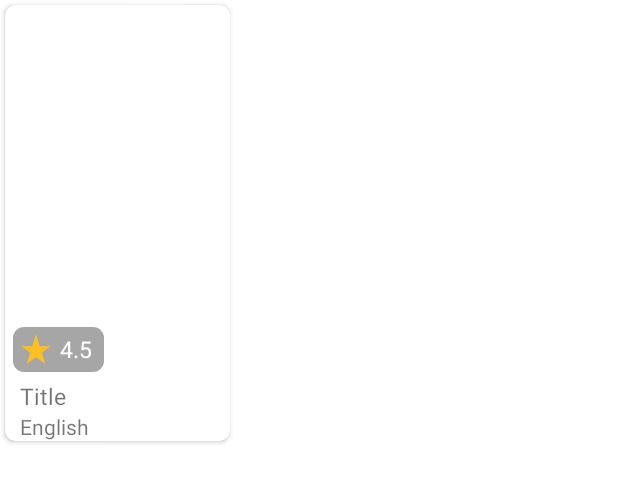
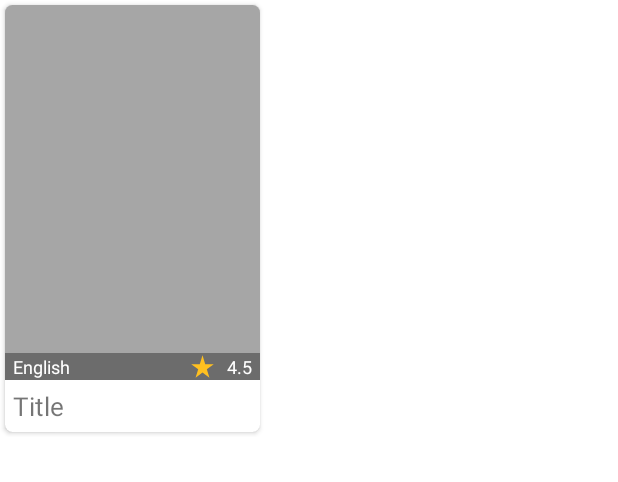
Before and after one commit to GurpreetKooner/The-MovieDB, an Android app: the layout item_movie.xml on its own in the app's theme, with its tools: preview values and no code run, on a phone screen of 412 x 824 dp. Shown: the top 482 px of the screen. Run offline under Robolectric (Android 15) with nearby library versions, the phone set to English and light mode, and no system bars; network calls fail.

Commit message:
movieClick implemented

```diff
--- a/app/src/main/java/com/example/themoviedb/data/model/NowPlaying.kt
+++ b/app/src/main/java/com/example/themoviedb/data/model/NowPlaying.kt
@@ -1,3 +1,4 @@
+// for NowPlaying and Upcoming Movies
 package com.example.themoviedb.data.model
 
 data class NowPlaying(
--- a/app/src/main/java/com/example/themoviedb/data/model/Popular.kt
+++ b/app/src/main/java/com/example/themoviedb/data/model/Popular.kt
@@ -1,3 +1,4 @@
+// for Popular and TopRated Movies
 package com.example.themoviedb.data.model
 
 data class Popular(
--- a/app/src/main/java/com/example/themoviedb/data/network/MoviesApi.kt
+++ b/app/src/main/java/com/example/themoviedb/data/network/MoviesApi.kt
@@ -11,6 +11,9 @@ interface MoviesApi {
 
     @GET("movie/now_playing?api_key=a01b3ea3824e74e88149e0f4e9818855&page=1&region=IN")
     suspend fun getNowPlayingMovies(): Response<NowPlaying>
+
+    @GET("movie/upcoming?api_key=a01b3ea3824e74e88149e0f4e9818855&page=1&region=IN")
+    suspend fun getUpcomingMovies(): Response<NowPlaying>
 
     @GET("movie/popular?api_key=a01b3ea3824e74e88149e0f4e9818855&page=1&region=IN")
     suspend fun getPopularMovies(): Response<Popular>
--- a/app/src/main/java/com/example/themoviedb/data/repositories/MoviesRepository.kt
+++ b/app/src/main/java/com/example/themoviedb/data/repositories/MoviesRepository.kt
@@ -6,6 +6,7 @@ class MoviesRepository(
     private val api: MoviesApi
 ) : SafeApiRequest() {
     suspend fun getNowPlayingMovies() = apiRequest { api.getNowPlayingMovies() }
+    suspend fun getUpcomingMovies() = apiRequest { api.getUpcomingMovies() }
     suspend fun getPopular() = apiRequest { api.getPopularMovies() }
     suspend fun getTopRated() = apiRequest { api.getTopRatedMovies() }
 }
--- a/app/src/main/java/com/example/themoviedb/ui/MoviesAdapter.kt
+++ b/app/src/main/java/com/example/themoviedb/ui/MoviesAdapter.kt
@@ -9,7 +9,8 @@ import com.example.themoviedb.data.model.Result
 import com.example.themoviedb.databinding.ItemMovieBinding
 
 class MoviesAdapter(
-    private val movies: List<Result>
+    private val movies: List<Result>,
+    private val listener: MovieClickListener
 ) : RecyclerView.Adapter<MoviesAdapter.MoviesViewHolder>() {
     inner class MoviesViewHolder(
         val itemMovieBinding: ItemMovieBinding
@@ -28,6 +29,7 @@ class MoviesAdapter(
 
     override fun onBindViewHolder(holder: MoviesViewHolder, position: Int) {
         holder.itemMovieBinding.movie = movies[position]
+        holder.itemMovieBinding.root.setOnClickListener { listener.onMovieClickListener(holder.itemMovieBinding.root, movies[position]) }
     }
 
     override fun getItemCount(): Int {
--- a/app/src/main/res/drawable/background_black_tint.xml
+++ b/app/src/main/res/drawable/background_black_tint.xml
@@ -1,12 +1,5 @@
 <?xml version="1.0" encoding="utf-8"?>
-<shape
-    android:shape = "rectangle"
-    xmlns:android = "http://schemas.android.com/apk/res/android" >
-
-    <corners
-        android:radius="7dp"/>
-
-    <solid
-        android:color="#59000000">
-    </solid>
+<shape xmlns:android="http://schemas.android.com/apk/res/android"
+    android:shape="rectangle">
+    <solid android:color="#59000000"></solid>
 </shape>
--- a/app/src/main/res/layout/item_movie.xml
+++ b/app/src/main/res/layout/item_movie.xml
@@ -18,83 +18,82 @@
             android:layout_width="wrap_content"
             android:layout_height="wrap_content"
             android:layout_margin="3dp"
-            app:cardCornerRadius="7dp">
+            app:cardCornerRadius="5dp">
 
             <LinearLayout
-                android:layout_width="wrap_content"
+                android:layout_width="match_parent"
                 android:layout_height="wrap_content"
                 android:orientation="vertical">
 
-                <RelativeLayout
-                    android:layout_width="wrap_content"
+                <FrameLayout
+                    android:layout_width="match_parent"
                     android:layout_height="250dp">
 
                     <ImageView
                         android:id="@+id/imageView"
                         android:layout_width="wrap_content"
                         android:layout_height="250dp"
-                        android:minWidth="150dp"
+                        android:minWidth="170dp"
                         android:scaleType="centerCrop"
+                        android:src="@drawable/background_black_tint"
                         app:image="@{movie.poster_path}" />
 
                     <LinearLayout
-                        android:layout_width="wrap_content"
+                        android:layout_width="match_parent"
                         android:layout_height="wrap_content"
-                        android:layout_alignParentStart="true"
-                        android:layout_alignParentBottom="true"
+                        android:layout_gravity="bottom"
+                        android:background="@drawable/background_black_tint"
                         android:gravity="center"
                         android:orientation="horizontal"
-                        android:background="@drawable/background_black_tint"
-                        android:paddingLeft="3dp"
-                        android:paddingRight="3dp"
-                        android:layout_marginBottom="5dp"
-                        android:layout_marginStart="5dp">
+                        android:paddingLeft="5dp"
+                        android:paddingRight="5dp">
 
-                        <ImageView
+                        <TextView
+                            android:id="@+id/textViewLanguage"
                             android:layout_width="wrap_content"
                             android:layout_height="wrap_content"
-                            android:src="@drawable/ic_star" />
+                            android:textColor="@color/white"
+                            android:textSize="12sp"
+                            app:language="@{movie.original_language}"
+                            tools:text="English" />
 
-                        <TextView
-                            android:id="@+id/textViewRating"
-                            android:layout_width="30dp"
-                            android:layout_height="30dp"
-                            android:padding="4dp"
-                            android:gravity="center_vertical"
-                            android:text="@{movie.vote_average}"
-                            android:textColor="@android:color/white"
-                            android:textSize="15sp"
-                            tools:text="4.5" />
+                        <LinearLayout
+                            android:layout_width="match_parent"
+                            android:layout_height="wrap_content"
+                            android:gravity="center|end"
+                            android:orientation="horizontal">
+
+                            <ImageView
+                                android:layout_width="18dp"
+                                android:layout_height="18dp"
+                                android:src="@drawable/ic_star" />
+
+                            <TextView
+                                android:id="@+id/textViewRating"
+                                android:layout_width="wrap_content"
+                                android:layout_height="wrap_content"
+                                android:layout_marginStart="7dp"
+                                android:gravity="center_vertical"
+                                android:text="@{movie.vote_average}"
+                                android:textColor="@android:color/white"
+                                android:textSize="12sp"
+                                tools:text="4.5" />
+
+                        </LinearLayout>
 
                     </LinearLayout>
+                </FrameLayout>
 
-
-                </RelativeLayout>
-
-
-                <RelativeLayout
-                    android:layout_width="match_parent"
+                <TextView
+                    android:id="@+id/textViewTitle"
+                    android:layout_width="170dp"
                     android:layout_height="wrap_content"
-                    android:paddingLeft="10dp"
-                    android:paddingRight="10dp">
-
-                    <TextView
-                        android:id="@+id/textViewTitle"
-                        android:layout_width="wrap_content"
-                        android:layout_height="wrap_content"
-                        android:text="@{movie.title}"
-                        android:textSize="15sp"
-                        tools:text="Title" />
-
-                    <TextView
-                        android:id="@+id/textViewLanguage"
-                        android:layout_width="wrap_content"
-                        android:layout_height="wrap_content"
-                        android:layout_below="@id/textViewTitle"
-                        app:language="@{movie.original_language}"
-                        tools:text="English" />
-
-                </RelativeLayout>
+                    android:ellipsize="end"
+                    android:maxLines="1"
+                    android:padding="5dp"
+                    android:text="@{movie.title}"
+                    android:textSize="17sp"
+                    tools:text="Title" />
             </LinearLayout>
         </androidx.cardview.widget.CardView>
 
```
Also changed, not shown: app/src/main/java/com/example/themoviedb/ui/MovieClickListener.kt (added, +8 -0 lines), app/src/main/java/com/example/themoviedb/ui/MoviesFragment.kt (+20 -7 lines), app/src/main/java/com/example/themoviedb/ui/MoviesViewModel.kt (+9 -0 lines), app/src/main/java/com/example/themoviedb/util/BindingUtils.kt (+31 -11 lines), app/src/main/res/layout/movies_fragment.xml (+12 -11 lines).
